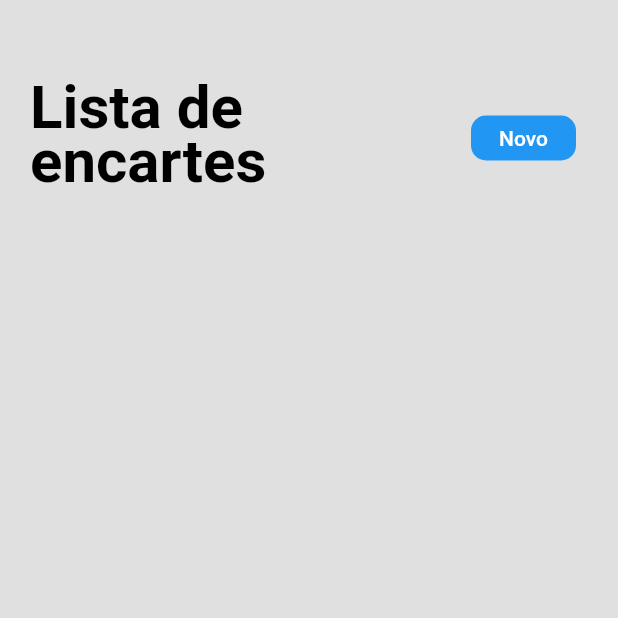
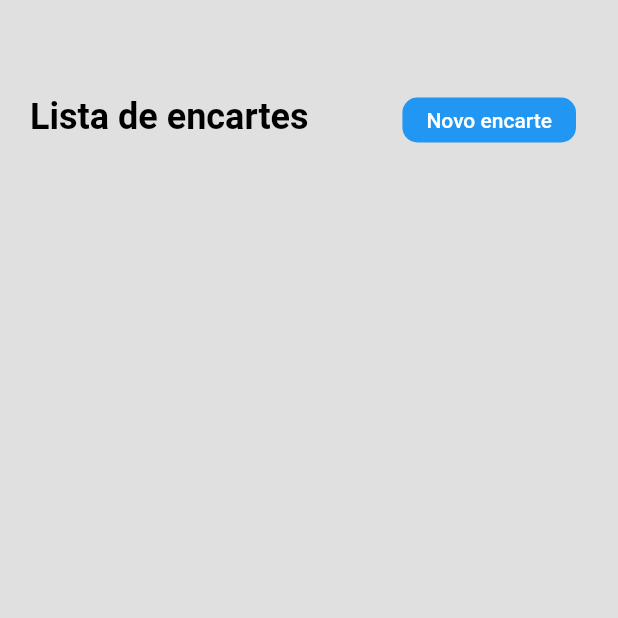
Before and after one commit to MarceloDiefenbach/encarte_facil, a Flutter app: the screen it shows after launch, on a phone screen of 412 x 824 dp, the top half of it. Run offline on Flutter 3.47's test engine with Material 2 defaults, Android fonts, the phone set to English and light mode, and no system bars; our stand-ins replace flutter_datetime_picker, image_gallery_saver, screenshot; missing offline and left inert: flutter_email_sender; network calls fail.

Commit message:
Converti componente pra Statefull
Converti o componente do botão para Statefull pra poder receber o texto por parâmetro

```diff
--- a/lib/Components/Button.dart
+++ b/lib/Components/Button.dart
@@ -1,11 +1,20 @@
 import 'package:flutter/material.dart';
 
-class ButtonWidget extends StatelessWidget {
+class ButtonWidget extends StatefulWidget {
+
+  String title;
+  ButtonWidget(this.title);
+
+  @override
+  _ButtonWidgetState createState() => _ButtonWidgetState();
+}
+
+class _ButtonWidgetState extends State<ButtonWidget> {
   @override
   Widget build(BuildContext context) {
     return Container(
         height: 30,
-        width: 70,
+        padding: EdgeInsets.fromLTRB(16, 0, 16, 0),
         decoration: BoxDecoration(
           borderRadius: BorderRadius.circular(10),
           color: Colors.blue,
@@ -13,7 +22,7 @@ class ButtonWidget extends StatelessWidget {
         child: Column(
           mainAxisAlignment: MainAxisAlignment.center,
           children: [
-            Text('Novo', style: TextStyle(color: Colors.white)),
+            Text('${widget.title}', style: TextStyle(color: Colors.white)),
           ],
         )
     );
--- a/lib/Encartes.dart
+++ b/lib/Encartes.dart
@@ -161,20 +161,20 @@ class _EncartesState extends State<Encartes> {
             children: <Widget>[
               Row(
                 children: [
-                  Text("Lista de \nencartes",
+                  Text("Lista de encartes",
                     textAlign: TextAlign.left,
                     style: TextStyle(
                         height: 0.9,
                         fontWeight: FontWeight.bold,
                         color: Colors.black,
-                        fontSize: 40),
+                        fontSize: 24),
                   ),
                   Spacer(),
                   TextButton(
                       onPressed: () {
                         addEncarte();
                       },
-                      child: ButtonWidget()
+                      child: ButtonWidget("Novo encarte")
                   )
                 ],
               ),
```
